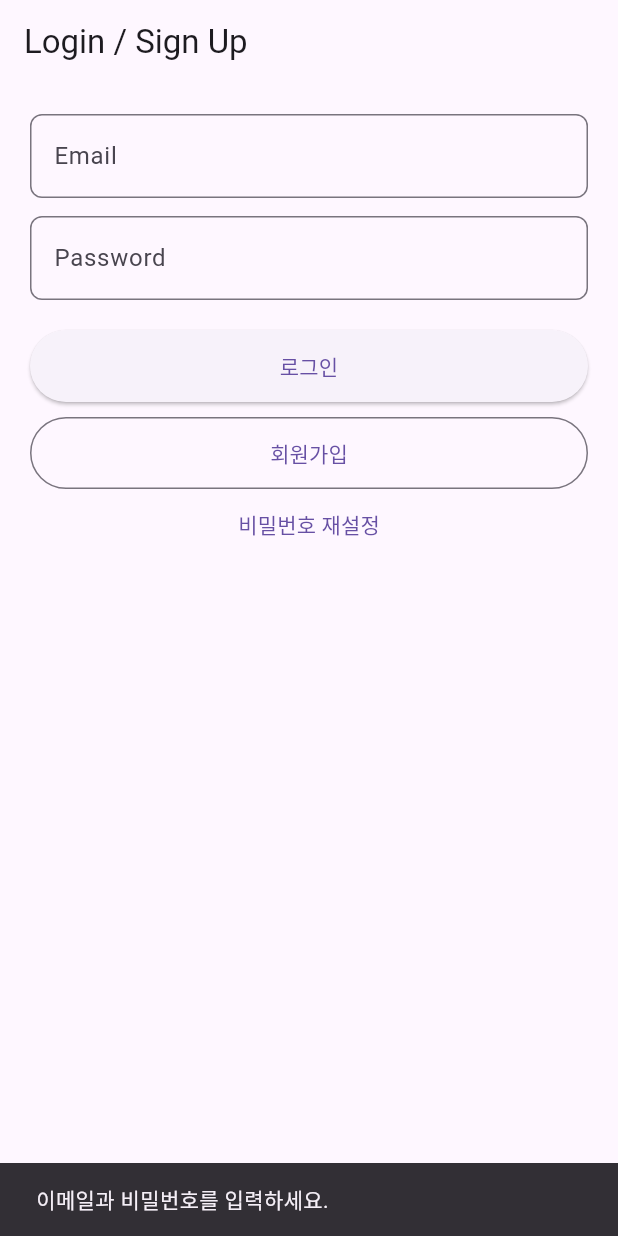
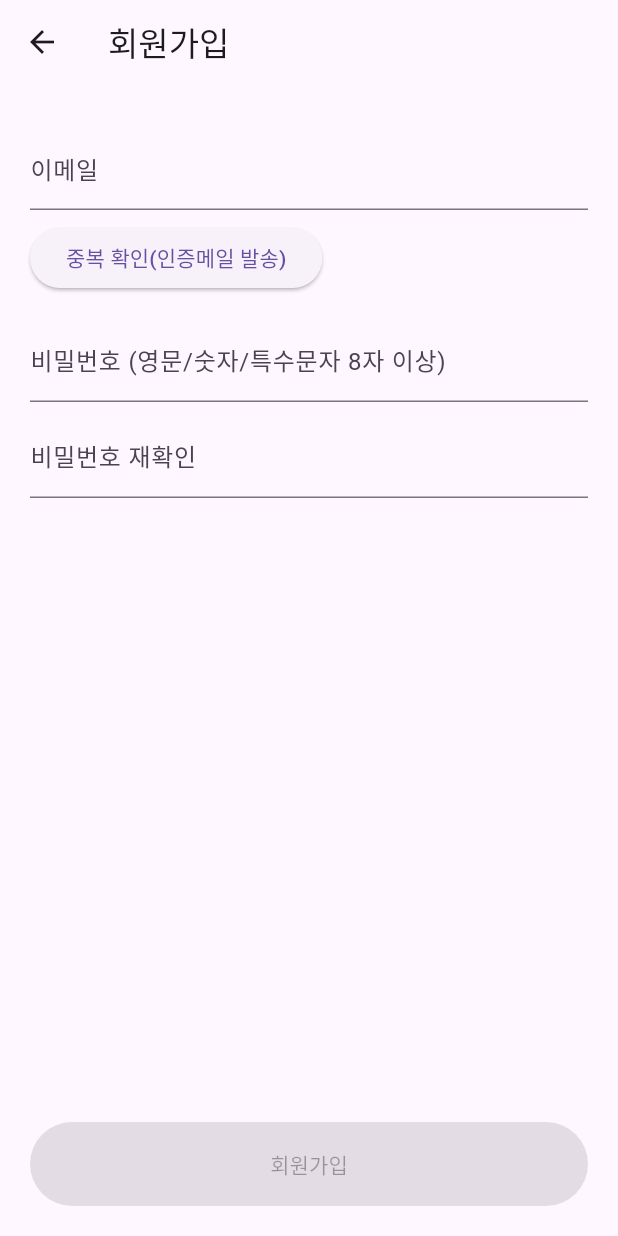
Before and after one commit to 0yunse0/hope_ReFace, a Flutter app: the screen it shows after launch, after a tap on "회원가입", on a phone screen of 412 x 824 dp. Run offline on Flutter 3.47's test engine with Material 3 defaults, Android fonts, the phone set to English and light mode, and no system bars; our stand-ins replace cloud_firestore, firebase_auth, firebase_core; accounts and stored records are empty; network calls fail.

```diff
--- a/lib/login_page.dart
+++ b/lib/login_page.dart
@@ -1,11 +1,7 @@
-// login_page.dart
 import 'package:flutter/material.dart';
-import 'package:firebase_auth/firebase_auth.dart';
 import 'home_page.dart';
 import 'auth_service.dart';
-import 'initial_expressions_page.dart';
-
-const String FUNCTIONS_BASE = '';
+import 'signup_page.dart';
 
 class LoginPage extends StatefulWidget {
   const LoginPage({super.key});
@@ -60,37 +56,6 @@ class _LoginPageState extends State<LoginPage> {
     }
   }
 
-  Future<void> _handleSignUp() async {
-    try {
-      final email = emailController.text.trim();
-      final pw = passwordController.text;
-      if (email.isEmpty || pw.isEmpty) {
-        _showSnack('이메일과 비밀번호를 입력하세요.');
-        return;
-      }
-
-      final cred = await FirebaseAuth.instance
-          .createUserWithEmailAndPassword(email: email, password: pw);
-
-      // (선택) 이메일 인증 메일 보내기
-      // await cred.user?.sendEmailVerification();
-
-      if (!mounted) return;
-      Navigator.of(context).pushReplacement(
-        MaterialPageRoute(
-          builder: (_) => InitialExpressionsPage(
-            functionsBase: FUNCTIONS_BASE,              // ✅ 배포 URL
-          ),
-        ),
-      );
-    } catch (e) {
-      if (!mounted) return;
-      ScaffoldMessenger.of(context).showSnackBar(
-        SnackBar(content: Text('회원가입 실패: $e')),
-      );
-    }
-  }
-
   Future<void> _handleResetPw() async {
     final email = emailController.text.trim();
     if (email.isEmpty) {
@@ -114,7 +79,7 @@ class _LoginPageState extends State<LoginPage> {
     final inputBorder = OutlineInputBorder(borderRadius: BorderRadius.circular(8));
 
     return Scaffold(
-      appBar: AppBar(title: const Text('Login / Sign Up')),
+      appBar: AppBar(title: const Text('로그인')),
       body: AbsorbPointer(
         absorbing: _loading,
         child: Stack(
@@ -153,7 +118,12 @@ class _LoginPageState extends State<LoginPage> {
                   width: double.infinity,
                   height: 48,
                   child: OutlinedButton(
-                    onPressed: _handleSignUp,
+                    onPressed: () {
+                      Navigator.push(
+                        context,
+                        MaterialPageRoute(builder: (_) => const SignUpPage()),
+                      );
+                    },
                     child: const Text('회원가입'),
                   ),
                 ),
@@ -163,8 +133,7 @@ class _LoginPageState extends State<LoginPage> {
                 ),
               ]),
             ),
-            if (_loading)
-              const Center(child: CircularProgressIndicator()),
+            if (_loading) const Center(child: CircularProgressIndicator()),
           ],
         ),
       ),
--- a/lib/main.dart
+++ b/lib/main.dart
@@ -2,6 +2,7 @@ import 'package:flutter/material.dart';
 import 'package:firebase_core/firebase_core.dart';
 import 'firebase_options.dart';
 import 'login_page.dart';
+import 'signup_page.dart';
 
 void main() async {
   WidgetsFlutterBinding.ensureInitialized();
--- /dev/null
+++ b/lib/signup_page.dart
@@ -0,0 +1,160 @@
+import 'package:flutter/material.dart';
+import 'auth_service.dart';
+import 'initial_expressions_page.dart';
+
+const String FUNCTIONS_BASE = '';
+
+class SignUpPage extends StatefulWidget {
+  const SignUpPage({super.key});
+  @override
+  State<SignUpPage> createState() => _SignUpPageState();
+}
+
+class _SignUpPageState extends State<SignUpPage> {
+  final _email = TextEditingController();
+  final _pw = TextEditingController();
+  final _pw2 = TextEditingController();
+
+  bool _sending = false;
+  bool _verificationMailSent = false; // 인증 메일 발송 여부(회원가입 버튼 활성화 기준)
+
+  bool get _emailValid =>
+      RegExp(r'^[^@]+@[^@]+\.[^@]+$').hasMatch(_email.text.trim());
+  bool get _pwValid =>
+      RegExp(r'^(?=.*[A-Za-z])(?=.*\d)(?=.*[^A-Za-z0-9]).{8,}$')
+          .hasMatch(_pw.text);
+  bool get _pwMatch => _pw.text == _pw2.text;
+
+  Future<void> _checkDuplicateAndSendVerification() async {
+    final email = _email.text.trim();
+    if (!_emailValid) {
+      ScaffoldMessenger.of(context)
+          .showSnackBar(const SnackBar(content: Text('이메일 형식을 확인해 주세요.')));
+      return;
+    }
+    if (!_pwValid || !_pwMatch) {
+      ScaffoldMessenger.of(context).showSnackBar(const SnackBar(
+          content: Text('비밀번호 규칙/재확인을 확인해 주세요. (영문/숫자/특수문자 포함 8자 이상)')));
+      return;
+    }
+
+    setState(() => _sending = true);
+    try {
+      final ok = await AuthService().isEmailAvailable(email);
+      if (!ok) {
+        ScaffoldMessenger.of(context)
+            .showSnackBar(const SnackBar(content: Text('이미 사용 중인 이메일입니다.')));
+        return;
+      }
+
+      // 계정 생성 + 인증 메일 발송 (화면 유지)
+      await AuthService().createUserAndSendVerification(
+        email: email,
+        password: _pw.text,
+      );
+      setState(() => _verificationMailSent = true);
+      ScaffoldMessenger.of(context).showSnackBar(const SnackBar(
+          content: Text('인증 메일을 보냈습니다. 메일함에서 인증을 완료해 주세요.')));
+
+    } catch (e) {
+      ScaffoldMessenger.of(context).showSnackBar(
+        SnackBar(content: Text('중복 확인/인증메일 발송 실패: $e')),
+      );
+    } finally {
+      if (mounted) setState(() => _sending = false);
+    }
+  }
+
+  Future<void> _completeSignUp() async {
+    // 회원가입 버튼: 인증 완료되었는지 확인
+    setState(() => _sending = true);
+    try {
+      final verified = await AuthService().reloadAndCheckVerified();
+      if (!verified) {
+        ScaffoldMessenger.of(context).showSnackBar(const SnackBar(
+            content: Text('아직 이메일 인증 전입니다. 인증 후 다시 눌러 주세요.')));
+        return;
+      }
+
+      // 인증 완료되면 초기표정 화면으로 이동
+      await AuthService().finalizeAfterVerified();
+
+      if (!mounted) return;
+      Navigator.of(context).pushAndRemoveUntil(
+        MaterialPageRoute(builder: (_) => InitialExpressionsPage(functionsBase: FUNCTIONS_BASE)),
+        (_) => false,
+      );
+    } catch (e) {
+      ScaffoldMessenger.of(context).showSnackBar(
+        SnackBar(content: Text('회원가입 완료 처리 실패: $e')),
+      );
+    } finally {
+      if (mounted) setState(() => _sending = false);
+    }
+  }
+
+  @override
+  Widget build(BuildContext context) {
+    final canSendVerify = !_sending; // 중복확인은 즉시 가능(내부에서 유효성 체크)
+    final canFinishSignUp =
+        _verificationMailSent && !_sending; // 메일 발송 후에만 활성화
+
+    return Scaffold(
+      appBar: AppBar(title: const Text('회원가입')),
+      body: Padding(
+        padding: const EdgeInsets.all(20),
+        child: Column(
+          children: [
+            const SizedBox(height: 8),
+            TextField(
+              controller: _email,
+              keyboardType: TextInputType.emailAddress,
+              decoration: const InputDecoration(labelText: '이메일'),
+              onChanged: (_) => setState((){}),
+            ),
+            const SizedBox(height: 8),
+            Row(
+              children: [
+                ElevatedButton(
+                  onPressed: canSendVerify ? _checkDuplicateAndSendVerification : null,
+                  child: _sending
+                      ? const SizedBox(
+                          height: 18, width: 18, child: CircularProgressIndicator(strokeWidth: 2))
+                      : const Text('중복 확인(인증메일 발송)'),
+                ),
+                const SizedBox(width: 8),
+                if (_verificationMailSent)
+                  const Text('인증 메일 발송됨', style: TextStyle(color: Colors.green)),
+              ],
+            ),
+            const SizedBox(height: 16),
+            TextField(
+              controller: _pw,
+              obscureText: true,
+              decoration: const InputDecoration(
+                labelText: '비밀번호 (영문/숫자/특수문자 8자 이상)',
+              ),
+              onChanged: (_) => setState((){}),
+            ),
+            const SizedBox(height: 8),
+            TextField(
+              controller: _pw2,
+              obscureText: true,
+              decoration: const InputDecoration(labelText: '비밀번호 재확인'),
+              onChanged: (_) => setState((){}),
+            ),
+            const Spacer(),
+            SizedBox(
+              width: double.infinity,
+              height: 56,
+              child: FilledButton(
+                onPressed: canFinishSignUp ? _completeSignUp : null,
+                child: const Text('회원가입'),
+              ),
+            ),
+          ],
+        ),
+      ),
+    );
+  }
+}
```
Also changed, not shown: lib/auth_service.dart (+67 -13 lines), lib/firestore_service.dart (+27 -19 lines), lib/initial_expressions_page.dart (+26 -6 lines), 1 other file.
